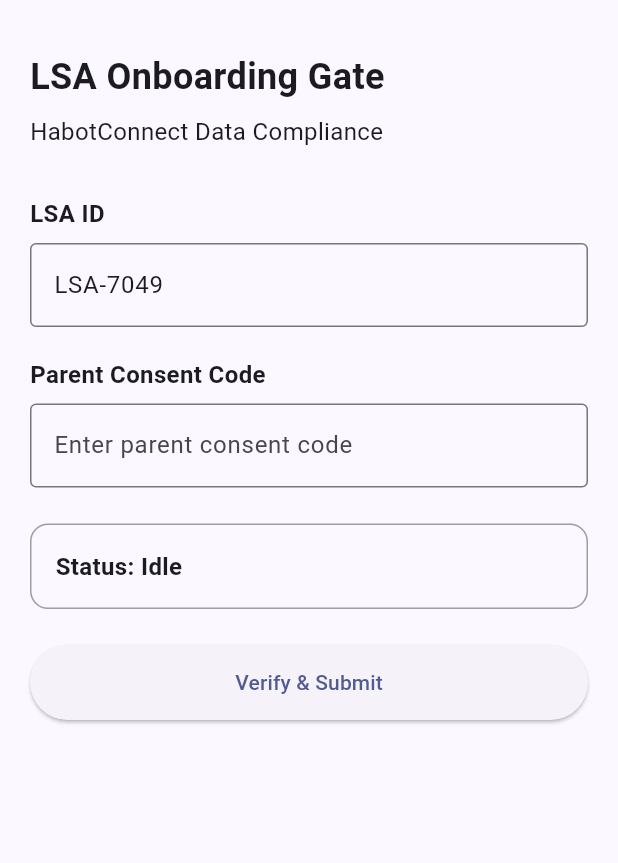
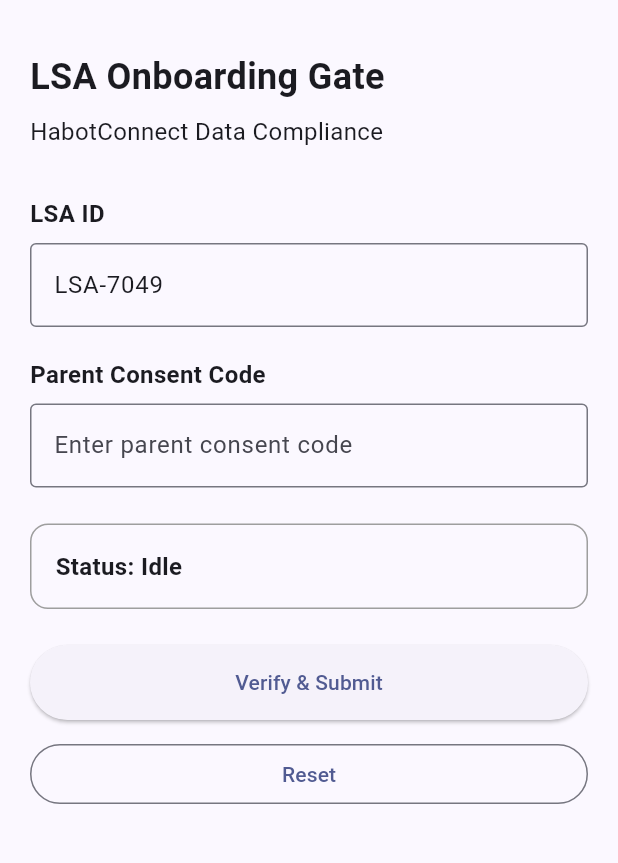
Before and after one commit to Birangcoder/lsa_verification_app, a Flutter app: the screen it shows after launch, on a phone screen of 412 x 824 dp, the part 63-926 px from its top. Run offline on Flutter 3.47's test engine with Material 3 defaults, Android fonts, the phone set to English and light mode, and no system bars.

Commit message:
add verification status state handling

```diff
--- /dev/null
+++ b/lib/core/enums/verification_status.dart
@@ -0,0 +1,5 @@
+enum VerificationStatus {
+  idle,
+  processing,
+  success,
+}
--- /dev/null
+++ b/lib/features/verification/controller/verification_controller.dart
@@ -0,0 +1,30 @@
+import 'package:flutter/material.dart';
+
+import '../../../core/enums/verification_status.dart';
+
+class VerificationController {
+  final ValueNotifier<VerificationStatus> status =
+  ValueNotifier(VerificationStatus.idle);
+
+  Future<void> submit() async {
+    // Step 1: Start processing
+    status.value = VerificationStatus.processing;
+
+    // Temporary delay for testing.
+    // Later this will be replaced with real validation and API logic.
+    await Future.delayed(
+      const Duration(seconds: 2),
+    );
+
+    // Step 2: Temporary success
+    status.value = VerificationStatus.success;
+  }
+
+  void reset() {
+    status.value = VerificationStatus.idle;
+  }
+
+  void dispose() {
+    status.dispose();
+  }
+}
--- a/lib/features/verification/presentation/page/lsa_verification_screen.dart
+++ b/lib/features/verification/presentation/page/lsa_verification_screen.dart
@@ -1,5 +1,7 @@
 import 'package:flutter/material.dart';
 
+import '../../../../core/enums/verification_status.dart';
+import '../../controller/verification_controller.dart';
 import '../widgets/consent_code_field.dart';
 import '../widgets/lsa_id_field.dart';
 import '../widgets/status_banner.dart';
@@ -8,6 +10,8 @@
 
 class LsaVerificationScreen extends StatelessWidget {
   const LsaVerificationScreen({super.key});
+
+  static final VerificationController _controller = VerificationController();
 
   @override
   Widget build(BuildContext context) {
@@ -18,24 +22,48 @@
           padding: const EdgeInsets.all(20),
           child: Column(
             crossAxisAlignment: CrossAxisAlignment.stretch,
-            children: const [
-              VerificationHeader(),
+            children: [
+              const VerificationHeader(),
 
-              SizedBox(height: 32),
+              const SizedBox(height: 32),
 
-              LsaIdField(),
+              const LsaIdField(),
 
-              SizedBox(height: 20),
+              const SizedBox(height: 20),
 
-              ConsentCodeField(),
+              const ConsentCodeField(),
 
-              SizedBox(height: 24),
+              const SizedBox(height: 24),
 
-              StatusBanner(),
+              ValueListenableBuilder<VerificationStatus>(
+                valueListenable: _controller.status,
+                builder: (context, status, child) {
+                  return StatusBanner(status: status);
+                },
+              ),
 
-              SizedBox(height: 24),
+              const SizedBox(height: 24),
 
-              VerifyButton(),
+              ValueListenableBuilder<VerificationStatus>(
+                valueListenable: _controller.status,
+                builder: (context, status, child) {
+                  return VerifyButton(
+                    isProcessing: status == VerificationStatus.processing,
+                    onPressed: () async {
+                      await _controller.submit();
+                    },
+                  );
+                },
+              ),
+
+              const SizedBox(height: 12),
+
+              OutlinedButton(
+                onPressed: () {
+                  _controller.reset();
+                },
+                child: const Text('Reset'),
+              ),
             ],
           ),
         ),
--- a/lib/features/verification/presentation/widgets/status_banner.dart
+++ b/lib/features/verification/presentation/widgets/status_banner.dart
@@ -1,7 +1,24 @@
 import 'package:flutter/material.dart';
 
+import '../../../../core/enums/verification_status.dart';
+
 class StatusBanner extends StatelessWidget {
-  const StatusBanner({super.key});
+  final VerificationStatus status;
+
+  const StatusBanner({super.key, required this.status});
+
+  String get statusText {
+    switch (status) {
+      case VerificationStatus.idle:
+        return 'Idle';
+
+      case VerificationStatus.processing:
+        return 'Processing...';
+
+      case VerificationStatus.success:
+        return 'Success';
+    }
+  }
 
   @override
   Widget build(BuildContext context) {
@@ -11,9 +28,9 @@
         border: Border.all(color: Colors.grey),
         borderRadius: BorderRadius.circular(12),
       ),
-      child: const Text(
-        'Status: Idle',
-        style: TextStyle(fontSize: 16, fontWeight: FontWeight.bold),
+      child: Text(
+        'Status: $statusText',
+        style: const TextStyle(fontSize: 16, fontWeight: FontWeight.bold),
       ),
     );
   }
--- a/lib/features/verification/presentation/widgets/verify_button.dart
+++ b/lib/features/verification/presentation/widgets/verify_button.dart
@@ -1,17 +1,24 @@
 import 'package:flutter/material.dart';
 
 class VerifyButton extends StatelessWidget {
-  const VerifyButton({super.key});
+  final bool isProcessing;
+  final VoidCallback onPressed;
+
+  const VerifyButton({
+    super.key,
+    required this.isProcessing,
+    required this.onPressed,
+  });
 
   @override
   Widget build(BuildContext context) {
     return SizedBox(
       height: 50,
       child: ElevatedButton(
-        onPressed: () {
-          // Submission logic will be added later.
-        },
-        child: const Text('Verify & Submit'),
+        onPressed: isProcessing ? null : onPressed,
+        child: isProcessing
+            ? const CircularProgressIndicator()
+            : const Text('Verify & Submit'),
       ),
     );
   }
```
